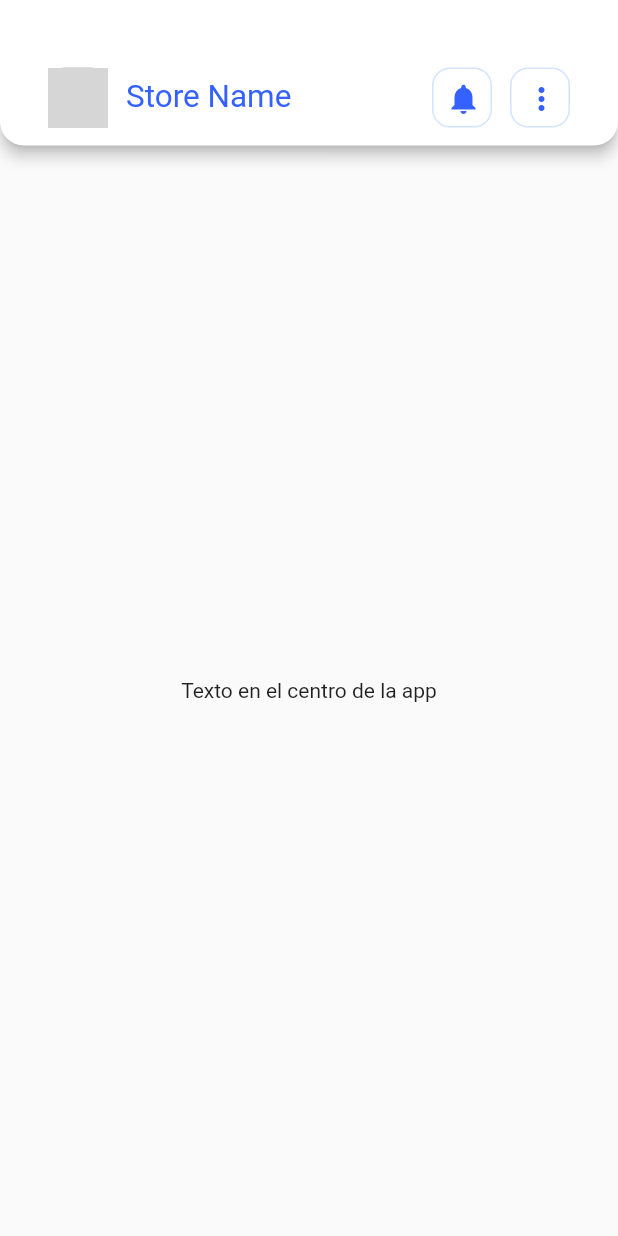
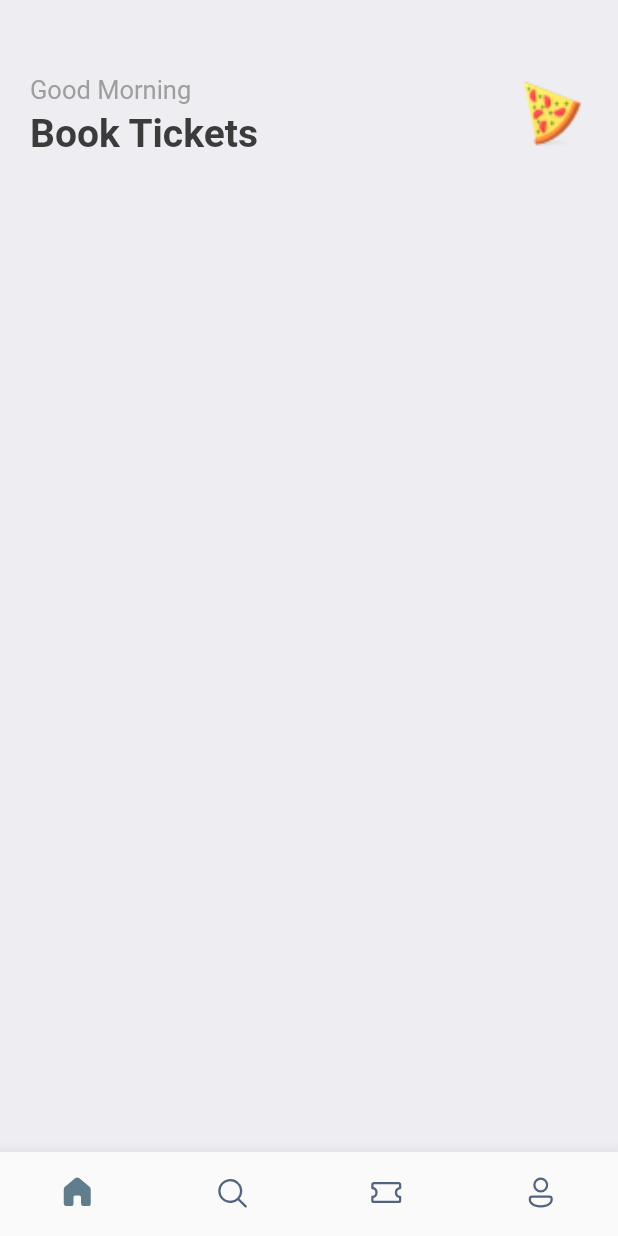
Before and after one commit to Namiidev/fluttermuckup, a Flutter app: the screen it shows after launch, on a phone screen of 412 x 824 dp. Run offline on Flutter 3.47's test engine with Material 2 defaults, Android fonts, the phone set to English and light mode, and no system bars; our stand-ins replace fluentui_icons, gap; grey boxes are pictures that could not be loaded.

Commit message:
Changed project

```diff
--- a/lib/app.dart
+++ b/lib/app.dart
@@ -7,6 +7,9 @@ class FirstApp extends StatelessWidget {
 
   @override
   Widget build(BuildContext context) {
-    return MaterialApp(theme: Themes.defaultTheme, home: const HomePage());
+    return MaterialApp(
+        theme: Themes.defaultTheme,
+        debugShowCheckedModeBanner: false,
+        home: const BottomBar());
   }
 }
--- a/lib/design/colors.dart
+++ b/lib/design/colors.dart
@@ -1,13 +1,24 @@
 import 'package:flutter/material.dart';
 
-class AppColors {
-  AppColors._();
-  static const Color brandPrimaryColor = Color.fromRGBO(53, 97, 254, 1);
-  static const Color brandSecondaryColor = Color.fromRGBO(243, 246, 255, 1);
-  static const Color brandLightColor = Colors.white;
-  static const Color brandLightColorBorder = Color.fromRGBO(210, 228, 255, 1);
-  static const Color brandLightColorOpacity =
-      Color.fromRGBO(255, 255, 255, 0.2);
+class Styles {
+  Styles._();
+  static const Color h4Color = Color(0xFF9E9E9E);
+  static const Color primaryColor = Color(0xFF687daf);
+  static const Color textColor = Color(0xFF3b3b3b);
+  static const Color bgColor = Color(0xFFeeedf2);
+  static const Color orangeColor = Color(0xFF526799);
+  static const TextStyle textStyle =
+      TextStyle(fontSize: 16, color: textColor, fontWeight: FontWeight.w500);
+  static const TextStyle h1 =
+      TextStyle(fontSize: 26, color: textColor, fontWeight: FontWeight.bold);
+  static const TextStyle h2 =
+      TextStyle(fontSize: 21, color: textColor, fontWeight: FontWeight.bold);
+  static const TextStyle h3 =
+      TextStyle(fontSize: 17, color: h4Color, fontWeight: FontWeight.w500);
+  static const TextStyle h4 =
+      TextStyle(fontSize: 14, color: h4Color, fontWeight: FontWeight.w500);
+
+  /// xd
   static const Color brandDarkColor = Colors.black;
   static const Color brandLigthDarkColor = Color.fromRGBO(113, 113, 112, 1);
   static const Color brandDarkColorOpacity = Color.fromRGBO(255, 255, 255, 0.2);
--- a/lib/design/themes.dart
+++ b/lib/design/themes.dart
@@ -5,13 +5,11 @@ class Themes {
   Themes._();
   static ThemeData defaultTheme = ThemeData(
       fontFamily: 'RobotoMono',
-      primaryColor: AppColors.brandPrimaryColor,
+      primaryColor: Styles.primaryColor,
       textTheme: const TextTheme(
         displayLarge: TextStyle(fontSize: 48.0, fontWeight: FontWeight.bold),
         displayMedium: TextStyle(fontSize: 24.0, fontWeight: FontWeight.bold),
         displaySmall: TextStyle(fontSize: 16.0, fontWeight: FontWeight.bold),
-        headlineLarge:
-            TextStyle(fontSize: 21.0, color: AppColors.brandPrimaryColor),
         bodyLarge: TextStyle(fontSize: 14.0),
         bodyMedium: TextStyle(fontSize: 14.0),
         bodySmall: TextStyle(fontSize: 10.0),
--- a/lib/pages/home_page.dart
+++ b/lib/pages/home_page.dart
@@ -1,104 +1,70 @@
 import 'package:firstapp/design/colors.dart';
+import 'package:firstapp/pages/home_screen.dart';
+import 'package:firstapp/widgets/appbar_title.dart';
+import 'package:fluentui_icons/fluentui_icons.dart';
 import 'package:flutter/material.dart';
 
-//PRINCIPAL WIDGET FOR HOMEPAGE, INCLUDES APPBAR (NAV) AND BODY
+//PRINCIPAL WIDGET FOR HOMEPAGE, INCLUDES APPBAR (NAV) / BODY / AND THE BOTTOMBAR ALL IN ONCE
+//THE BOTTOM BAR HAS THE FUNCTIONALITY ADDED THANKS TO _BottomBarState (Tipically has this name).
+//SO IT CHANGES OF SCREEN ===> WE USE THE $selectedIndex connected to method $_onItemTapped that
+//gets an int index AND THAT INDEX IS OBTAINED BY THE "onTap" METHOD OF THE bottomNavigationBar
+//WHICH IS ALSO PART FLUTTER/MATERIALAPP SKELETON... WELL THE onTap METHOS PROVIDES DE INDEX PARAMETER
+// OF OUR _onItemTapped method so we can change the state of our selectedIndex... then we use setState(){}.
 
-class HomePage extends StatelessWidget {
-  const HomePage({super.key});
+class BottomBar extends StatefulWidget {
+  const BottomBar({super.key});
+
+  @override
+  State<BottomBar> createState() => _BottomBarState();
+}
+
+class _BottomBarState extends State<BottomBar> {
+  int selectedIndex = 0;
+  static final List<Widget> _widgetOptions = <Widget>[
+    const HomeScreen(),
+    const Text("Search"),
+    const Text("Tickets"),
+    const Text("Account"),
+  ];
+  void _onItemTapped(int index) {
+    setState(() {
+      selectedIndex = index;
+    });
+  }
 
   @override
   Widget build(BuildContext context) {
     return Scaffold(
-      appBar: AppBar(
-        shape: const RoundedRectangleBorder(
-            borderRadius: BorderRadius.only(
-                bottomLeft: Radius.circular(16),
-                bottomRight: Radius.circular(16))),
-        backgroundColor: AppColors.brandLightColor,
-        toolbarHeight: 97,
-        title: const AppBarContent(),
+      body: Center(
+        child: _widgetOptions[selectedIndex],
       ),
-      body: const Center(
-        child: Text("Texto en el centro de la app"),
-      ),
+      bottomNavigationBar: BottomNavigationBar(
+          currentIndex: selectedIndex,
+          onTap: _onItemTapped,
+          elevation: 10,
+          showSelectedLabels: false,
+          showUnselectedLabels: false,
+          selectedItemColor: Colors.blueGrey,
+          unselectedItemColor: const Color(0xFF526480),
+          type: BottomNavigationBarType.fixed,
+          items: const [
+            BottomNavigationBarItem(
+                icon: Icon(FluentSystemIcons.ic_fluent_home_regular),
+                activeIcon: Icon(FluentSystemIcons.ic_fluent_home_filled),
+                label: "home"),
+            BottomNavigationBarItem(
+                icon: Icon(FluentSystemIcons.ic_fluent_search_regular),
+                activeIcon: Icon(FluentSystemIcons.ic_fluent_search_filled),
+                label: "search"),
+            BottomNavigationBarItem(
+                icon: Icon(FluentSystemIcons.ic_fluent_ticket_regular),
+                activeIcon: Icon(FluentSystemIcons.ic_fluent_ticket_filled),
+                label: "tickets"),
+            BottomNavigationBarItem(
+                icon: Icon(FluentSystemIcons.ic_fluent_person_regular),
+                activeIcon: Icon(FluentSystemIcons.ic_fluent_person_filled),
+                label: "account"),
+          ]),
     );
   }
 }
-
-//AppBarContent INCLUDES THE CONTENT OF THE APPBAR EXCEPT FOR SOME STYLES
-
-class AppBarContent extends StatelessWidget {
-  const AppBarContent({Key? key}) : super(key: key);
-
-  @override
-  Widget build(BuildContext context) {
-    return Padding(
-      padding: const EdgeInsets.fromLTRB(16, 45, 16, 12),
-      child: Row(
-        children: [
-          Container(
-            margin: const EdgeInsets.only(right: 12),
-            width: 40,
-            height: 40,
-            decoration: const BoxDecoration(
-              color: Colors.black26,
-              image: DecorationImage(
-                image: AssetImage('../../assets/images/user.png'),
-              ),
-              borderRadius: BorderRadius.all(Radius.circular(12)),
-            ),
-          ),
-          Expanded(
-            child: Text(
-              "Store Name",
-              style: Theme.of(context).textTheme.headlineLarge,
-            ),
-          ),
-          ContainerHeaderIcon(
-            configMargin: const EdgeInsets.only(right: 12),
-            iconButton: IconButton(
-              onPressed: () => print("button pressed"),
-              icon: const Icon(
-                Icons.notifications,
-                color: AppColors.brandPrimaryColor,
-              ),
-            ),
-          ),
-          ContainerHeaderIcon(
-            iconButton: IconButton(
-              onPressed: () => print("button pressed"),
-              icon: const Icon(
-                Icons.more_vert,
-                color: AppColors.brandPrimaryColor,
-              ),
-            ),
-          ),
-        ],
-      ),
-    );
-  }
-}
-
-// ContainerHeaderIcon Class Helps organize and reutilize the icon box with same size.
-
-class ContainerHeaderIcon extends StatelessWidget {
-  final IconButton iconButton;
-  final EdgeInsets? configMargin;
-  const ContainerHeaderIcon(
-      {super.key, required this.iconButton, this.configMargin});
-
-  @override
-  Widget build(BuildContext context) {
-    return Container(
-      margin: configMargin,
-      height: 40,
-      width: 40,
-      decoration: BoxDecoration(
-          border: Border.all(
-            color: AppColors.brandLightColorBorder,
-          ),
-          borderRadius: const BorderRadius.all(Radius.circular(12))),
-      child: iconButton,
-    );
-  }
-}
--- /dev/null
+++ b/lib/pages/home_screen.dart
@@ -0,0 +1,54 @@
+import 'package:firstapp/design/colors.dart';
+import 'package:flutter/material.dart';
+import 'package:gap/gap.dart';
+
+class HomeScreen extends StatelessWidget {
+  const HomeScreen({super.key});
+
+  @override
+  Widget build(BuildContext context) {
+    return Scaffold(
+      backgroundColor: const Color(0xFFeeedf2),
+      body: ListView(
+        children: [
+          Container(
+            padding: const EdgeInsets.symmetric(horizontal: 20),
+            child: Column(
+              children: [
+                Gap(50),
+                Row(
+                  mainAxisAlignment: MainAxisAlignment.spaceBetween,
+                  children: [
+                    const Column(
+                      crossAxisAlignment: CrossAxisAlignment.start,
+                      children: [
+                        Text(
+                          'Good Morning',
+                          style: Styles.h3,
+                        ),
+                        Gap(4),
+                        Text(
+                          "Book Tickets",
+                          style: Styles.h1,
+                        ),
+                      ],
+                    ),
+                    Container(
+                      width: 50,
+                      height: 50,
+                      decoration: BoxDecoration(
+                          borderRadius: BorderRadius.circular(10),
+                          image: const DecorationImage(
+                              fit: BoxFit.cover,
+                              image: AssetImage('assets/images/pizza.png'))),
+                    ),
+                  ],
+                )
+              ],
+            ),
+          )
+        ],
+      ),
+    );
+  }
+}
--- a/pubspec.yaml
+++ b/pubspec.yaml
@@ -35,6 +35,9 @@ dependencies:
   # The following adds the Cupertino Icons font to your application.
   # Use with the CupertinoIcons class for iOS style icons.
   cupertino_icons: ^1.0.2
+  fluentui_icons: ^1.0.0
+  gap: ^3.0.0
+
 
 dev_dependencies:
   flutter_test:
```
Also changed, not shown: lib/widgets/appbar_title.dart (added), pubspec.lock.
